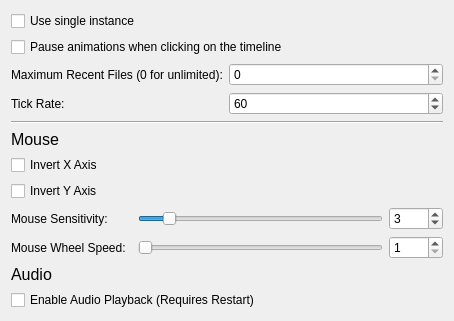
Old version of the form src/tools/hlam/ui/options/OptionsPageGeneral.ui in the repository SamVanheer/HalfLifeAssetManager.
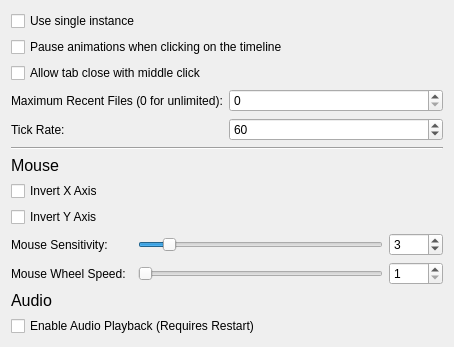
New version of the form.

Commit message: Add option to allow closing tabs using middle mouse button Resolves #215

```diff
--- a/src/tools/hlam/ui/options/OptionsPageGeneral.ui
+++ b/src/tools/hlam/ui/options/OptionsPageGeneral.ui
@@ -7,27 +7,21 @@
     <x>0</x>
     <y>0</y>
     <width>454</width>
-    <height>304</height>
+    <height>327</height>
    </rect>
   </property>
   <property name="windowTitle">
    <string>Form</string>
   </property>
   <layout class="QGridLayout" name="gridLayout">
-   <item row="3" column="1">
-    <widget class="QSpinBox" name="TickRate">
-     <property name="minimum">
-      <number>1</number>
-     </property>
-     <property name="maximum">
-      <number>1000</number>
-     </property>
-     <property name="value">
-      <number>60</number>
+   <item row="0" column="0" colspan="2">
+    <widget class="QCheckBox" name="UseSingleInstance">
+     <property name="text">
+      <string>Use single instance</string>
      </property>
     </widget>
    </item>
-   <item row="4" column="0" colspan="2">
+   <item row="5" column="0" colspan="2">
     <widget class="Line" name="line">
      <property name="minimumSize">
       <size>
@@ -40,56 +34,14 @@
      </property>
     </widget>
    </item>
-   <item row="2" column="1">
+   <item row="3" column="1">
     <widget class="QSpinBox" name="MaxRecentFiles">
      <property name="maximum">
       <number>100</number>
      </property>
     </widget>
    </item>
-   <item row="5" column="0" colspan="2">
-    <widget class="QLabel" name="label">
-     <property name="font">
-      <font>
-       <pointsize>12</pointsize>
-      </font>
-     </property>
-     <property name="text">
-      <string>Mouse</string>
-     </property>
-     <property name="scaledContents">
-      <bool>false</bool>
-     </property>
-    </widget>
-   </item>
-   <item row="8" column="0" colspan="2">
-    <layout class="QGridLayout" name="gridLayout_3">
-     <property name="bottomMargin">
-      <number>0</number>
-     </property>
-     <item row="0" column="0">
-      <widget class="QCheckBox" name="EnableAudioPlayback">
-       <property name="text">
-        <string>Enable Audio Playback (Requires Restart)</string>
-       </property>
-      </widget>
-     </item>
-    </layout>
-   </item>
-   <item row="2" column="0">
-    <widget class="QLabel" name="label_2">
-     <property name="sizePolicy">
-      <sizepolicy hsizetype="Fixed" vsizetype="Preferred">
-       <horstretch>0</horstretch>
-       <verstretch>0</verstretch>
-      </sizepolicy>
-     </property>
-     <property name="text">
-      <string>Maximum Recent Files (0 for unlimited):</string>
-     </property>
-    </widget>
-   </item>
-   <item row="9" column="0" colspan="2">
+   <item row="10" column="0" colspan="2">
     <spacer name="verticalSpacer">
      <property name="orientation">
       <enum>Qt::Vertical</enum>
@@ -102,21 +54,36 @@
      </property>
     </spacer>
    </item>
-   <item row="0" column="0" colspan="2">
-    <widget class="QCheckBox" name="UseSingleInstance">
-     <property name="text">
-      <string>Use single instance</string>
-     </property>
-    </widget>
-   </item>
-   <item row="3" column="0">
+   <item row="4" column="0">
     <widget class="QLabel" name="label_3">
      <property name="text">
       <string>Tick Rate:</string>
      </property>
     </widget>
    </item>
+   <item row="1" column="0" colspan="2">
+    <widget class="QCheckBox" name="PauseAnimationsOnTimelineClick">
+     <property name="text">
+      <string>Pause animations when clicking on the timeline</string>
+     </property>
+    </widget>
+   </item>
    <item row="6" column="0" colspan="2">
+    <widget class="QLabel" name="label">
+     <property name="font">
+      <font>
+       <pointsize>12</pointsize>
+      </font>
+     </property>
+     <property name="text">
+      <string>Mouse</string>
+     </property>
+     <property name="scaledContents">
+      <bool>false</bool>
+     </property>
+    </widget>
+   </item>
+   <item row="7" column="0" colspan="2">
     <layout class="QGridLayout" name="gridLayout_2">
      <property name="bottomMargin">
       <number>0</number>
@@ -203,7 +170,20 @@
      </item>
     </layout>
    </item>
-   <item row="7" column="0" colspan="2">
+   <item row="4" column="1">
+    <widget class="QSpinBox" name="TickRate">
+     <property name="minimum">
+      <number>1</number>
+     </property>
+     <property name="maximum">
+      <number>1000</number>
+     </property>
+     <property name="value">
+      <number>60</number>
+     </property>
+    </widget>
+   </item>
+   <item row="8" column="0" colspan="2">
     <widget class="QLabel" name="label_5">
      <property name="font">
       <font>
@@ -215,10 +195,37 @@
      </property>
     </widget>
    </item>
-   <item row="1" column="0" colspan="2">
-    <widget class="QCheckBox" name="PauseAnimationsOnTimelineClick">
+   <item row="9" column="0" colspan="2">
+    <layout class="QGridLayout" name="gridLayout_3">
+     <property name="bottomMargin">
+      <number>0</number>
+     </property>
+     <item row="0" column="0">
+      <widget class="QCheckBox" name="EnableAudioPlayback">
+       <property name="text">
+        <string>Enable Audio Playback (Requires Restart)</string>
+       </property>
+      </widget>
+     </item>
+    </layout>
+   </item>
+   <item row="3" column="0">
+    <widget class="QLabel" name="label_2">
+     <property name="sizePolicy">
+      <sizepolicy hsizetype="Fixed" vsizetype="Preferred">
+       <horstretch>0</horstretch>
+       <verstretch>0</verstretch>
+      </sizepolicy>
+     </property>
      <property name="text">
-      <string>Pause animations when clicking on the timeline</string>
+      <string>Maximum Recent Files (0 for unlimited):</string>
+     </property>
+    </widget>
+   </item>
+   <item row="2" column="0" colspan="2">
+    <widget class="QCheckBox" name="AllowTabCloseWithMiddleClick">
+     <property name="text">
+      <string>Allow tab close with middle click</string>
      </property>
     </widget>
    </item>
```
The commit also changes 6 other files.
